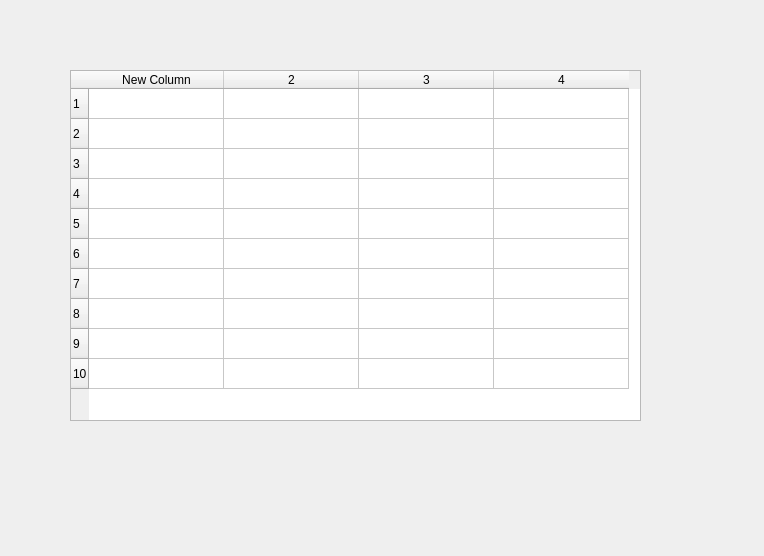
The window that ui/mainwindow.ui (takikokos/tbd-4) describes before a commit, drawn with Qt 5.
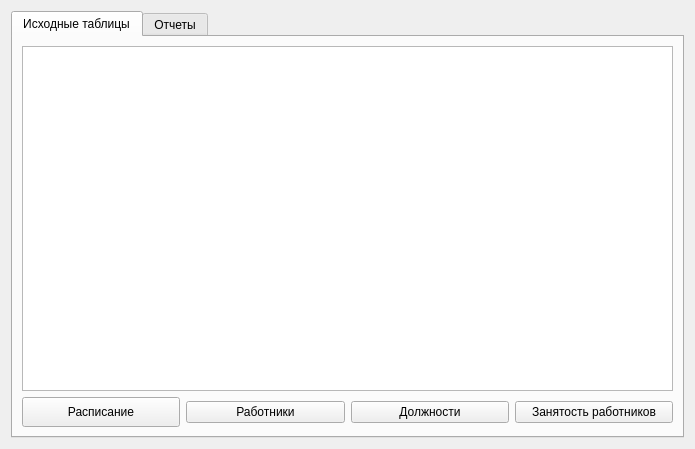
The same window after the commit.

Commit message: changed ui, added tabs/buttons/tables

Diff of the .ui file:
```diff
--- a/ui/mainwindow.ui
+++ b/ui/mainwindow.ui
@@ -6,22 +6,32 @@
    <rect>
     <x>0</x>
     <y>0</y>
-    <width>764</width>
-    <height>556</height>
+    <width>695</width>
+    <height>449</height>
    </rect>
   </property>
   <property name="windowTitle">
    <string>Form</string>
   </property>
-  <widget class="QTableWidget" name="tableWidget">
-   <property name="geometry">
-    <rect>
-     <x>70</x>
-     <y>70</y>
-     <width>571</width>
-     <height>351</height>
-    </rect>
-   </property>
+  <layout class="QGridLayout" name="gridLayout">
+   <item row="0" column="0">
+    <widget class="QTabWidget" name="tabWidget">
+     <property name="sizePolicy">
+      <sizepolicy hsizetype="Expanding" vsizetype="Expanding">
+       <horstretch>0</horstretch>
+       <verstretch>0</verstretch>
+      </sizepolicy>
+     </property>
+     <property name="currentIndex">
+      <number>0</number>
+     </property>
+     <widget class="QWidget" name="tab">
+      <attribute name="title">
+       <string>Исходные таблицы</string>
+      </attribute>
+      <layout class="QVBoxLayout" name="verticalLayout_2">
+       <item>
+        <widget class="QTableWidget" name="rawTableWidget">
    <property name="midLineWidth">
     <number>0</number>
    </property>
@@ -29,10 +39,10 @@
     <enum>QAbstractScrollArea::AdjustIgnored</enum>
    </property>
    <property name="rowCount">
-    <number>10</number>
+          <number>0</number>
    </property>
    <property name="columnCount">
-    <number>4</number>
+          <number>0</number>
    </property>
    <attribute name="horizontalHeaderDefaultSectionSize">
     <number>135</number>
@@ -40,25 +50,109 @@
    <attribute name="verticalHeaderDefaultSectionSize">
     <number>30</number>
    </attribute>
-   <row/>
-   <row/>
-   <row/>
-   <row/>
-   <row/>
-   <row/>
-   <row/>
-   <row/>
-   <row/>
-   <row/>
-   <column>
+        </widget>
+       </item>
+       <item>
+        <layout class="QHBoxLayout" name="horizontalLayout">
+         <item>
+          <widget class="QPushButton" name="showSchedule_btn">
+           <property name="sizePolicy">
+            <sizepolicy hsizetype="Minimum" vsizetype="Fixed">
+             <horstretch>0</horstretch>
+             <verstretch>0</verstretch>
+            </sizepolicy>
+           </property>
+           <property name="minimumSize">
+            <size>
+             <width>0</width>
+             <height>30</height>
+            </size>
+           </property>
     <property name="text">
-     <string>New Column</string>
-    </property>
-   </column>
-   <column/>
-   <column/>
-   <column/>
-  </widget>
+            <string>Расписание</string>
+           </property>
+          </widget>
+         </item>
+         <item>
+          <widget class="QPushButton" name="showEmployee_btn">
+           <property name="sizePolicy">
+            <sizepolicy hsizetype="Minimum" vsizetype="Fixed">
+             <horstretch>0</horstretch>
+             <verstretch>0</verstretch>
+            </sizepolicy>
+           </property>
+           <property name="baseSize">
+            <size>
+             <width>0</width>
+             <height>0</height>
+            </size>
+           </property>
+           <property name="text">
+            <string>Работники</string>
+           </property>
+          </widget>
+         </item>
+         <item>
+          <widget class="QPushButton" name="showJob_btn">
+           <property name="text">
+            <string>Должности</string>
+           </property>
+          </widget>
+         </item>
+         <item>
+          <widget class="QPushButton" name="showWorkload_btn">
+           <property name="text">
+            <string>Занятость работников</string>
+           </property>
+          </widget>
+         </item>
+        </layout>
+       </item>
+      </layout>
+     </widget>
+     <widget class="QWidget" name="tab_2">
+      <attribute name="title">
+       <string>Отчеты</string>
+      </attribute>
+      <layout class="QVBoxLayout" name="verticalLayout_3">
+       <item>
+        <widget class="QTableWidget" name="genTableWidget">
+         <property name="midLineWidth">
+          <number>0</number>
+         </property>
+         <property name="sizeAdjustPolicy">
+          <enum>QAbstractScrollArea::AdjustIgnored</enum>
+         </property>
+         <property name="rowCount">
+          <number>0</number>
+         </property>
+         <property name="columnCount">
+          <number>0</number>
+         </property>
+         <attribute name="horizontalHeaderDefaultSectionSize">
+          <number>135</number>
+         </attribute>
+         <attribute name="verticalHeaderDefaultSectionSize">
+          <number>30</number>
+         </attribute>
+        </widget>
+       </item>
+       <item>
+        <layout class="QHBoxLayout" name="horizontalLayout_2">
+         <item>
+          <widget class="QPushButton" name="allocationCount_btn">
+           <property name="text">
+            <string>Занятость по ставкам</string>
+           </property>
+          </widget>
+         </item>
+        </layout>
+       </item>
+      </layout>
+     </widget>
+    </widget>
+   </item>
+  </layout>
  </widget>
  <resources/>
  <connections/>
```
Left out of the diff: 2 changed lines with no effect on the pictures. Lines whose indentation alone changed are shown as unchanged. The commit also changes 1 other file.
